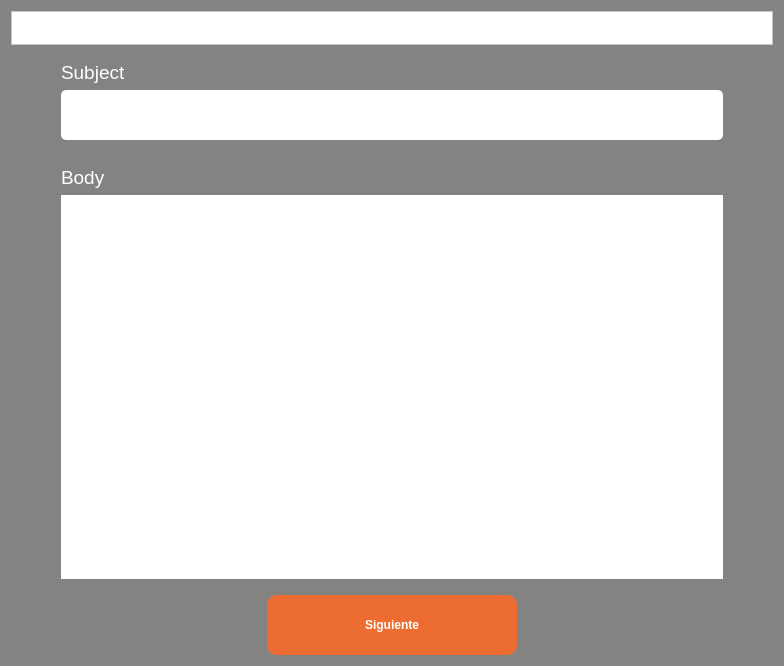
Qt form EmailScreen.ui (RicarlOz/DiplomaGenerator) before a commit.
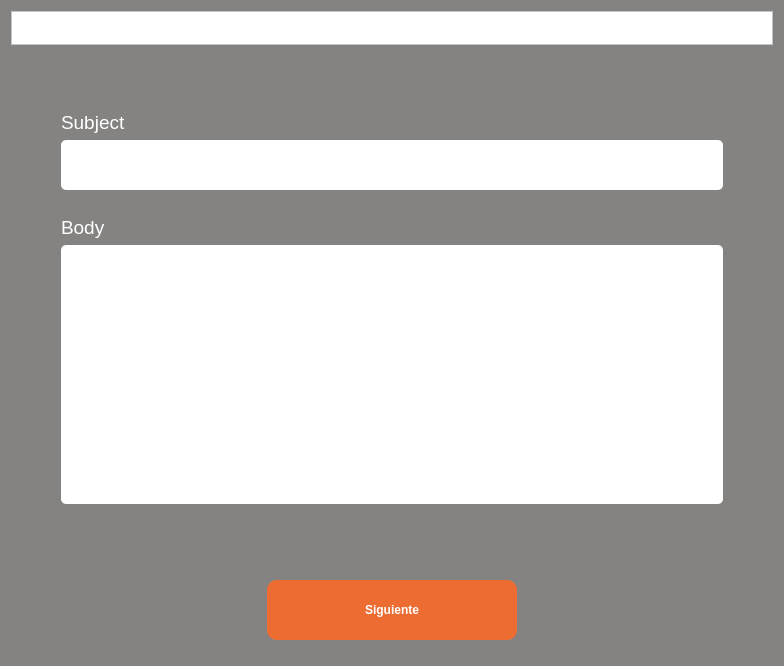
The same form after that commit. Icons and pictures are not drawn.

Commit message: Alignment & UI color changes to all screens

```diff
--- a/EmailScreen.ui
+++ b/EmailScreen.ui
@@ -73,9 +73,15 @@
      <property name="leftMargin">
       <number>50</number>
      </property>
+     <property name="topMargin">
+      <number>50</number>
+     </property>
      <property name="rightMargin">
       <number>50</number>
      </property>
+     <property name="bottomMargin">
+      <number>50</number>
+     </property>
      <item>
       <layout class="QVBoxLayout" name="vlName">
        <property name="topMargin">
@@ -142,7 +148,7 @@
        <item>
         <widget class="QTextEdit" name="tfDescription">
          <property name="autoFillBackground">
-          <bool>true</bool>
+          <bool>false</bool>
          </property>
          <property name="styleSheet">
           <string notr="true">color: black;
@@ -157,6 +163,12 @@
    </item>
    <item row="2" column="0">
     <layout class="QHBoxLayout" name="hlButton">
+     <property name="topMargin">
+      <number>10</number>
+     </property>
+     <property name="bottomMargin">
+      <number>15</number>
+     </property>
      <item>
       <widget class="QPushButton" name="btnSubmit">
        <property name="sizePolicy">
```
The commit also changes 4 other files.
